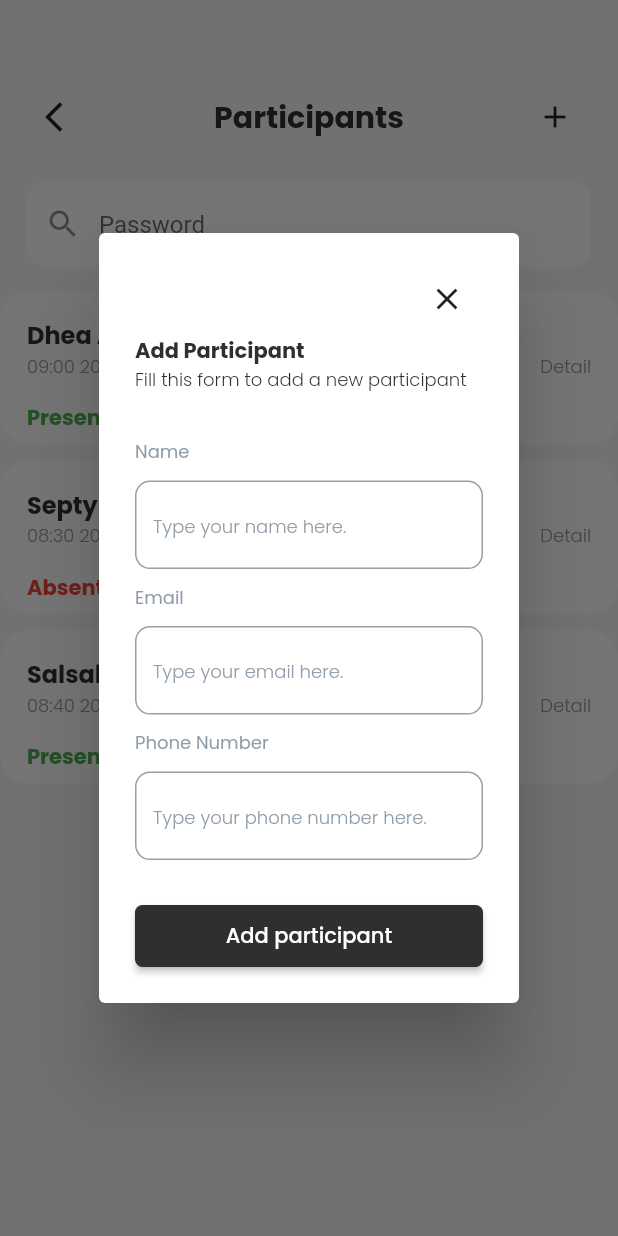
After one commit to Azizalfauzi/netta_app_redev, a Flutter app: the screen it shows after launch, after a tap on the "add" icon, on a phone screen of 412 x 824 dp. The commit adds this screen. Run offline on Flutter 3.47's test engine with Material 2 defaults, Android fonts, the phone set to English and light mode, and no system bars; our stand-ins replace another_flushbar, flutter_speed_dial, google_fonts, introduction_screen.

Commit message:
fixing participant page fixing with dynamic form handle input in form add init scan page and setting page

```diff
--- a/lib/main.dart
+++ b/lib/main.dart
@@ -23,7 +23,7 @@ class MyApp extends StatelessWidget {
       theme: ThemeData(
         primarySwatch: Colors.amber,
       ),
-      home: const DashboardPage(),
+      home: const ParticipantPage(),
     );
   }
 }
--- a/lib/model/dummy_participant.dart
+++ b/lib/model/dummy_participant.dart
@@ -3,12 +3,24 @@ class DummyParticipant {
   final String name;
   final String datetime;
   final String status;
+  final String phone;
+  final String eventCode;
 
-  DummyParticipant(this.id, this.name, this.datetime, this.status);
+  DummyParticipant(
+    this.id,
+    this.name,
+    this.datetime,
+    this.status,
+    this.phone,
+    this.eventCode,
+  );
 }
 
 List<DummyParticipant> mockParticipant = [
-  DummyParticipant(1, 'Dhea Ardina', '09:00 20/07/2022', "Present"),
-  DummyParticipant(2, 'Septy Rahmadilha Iqmawan', '08:30 20/07/2022', 'Abent'),
-  DummyParticipant(3, 'Salsabila Anza Salasa', '08:40 20/07/2022', 'Present'),
+  DummyParticipant(
+      1, 'Dhea Ardina', '09:00 20/07/2022', "Present", "082334556441", "AA123"),
+  DummyParticipant(2, 'Septy Rahmadilha Iqmawan', '08:30 20/07/2022', 'Absent',
+      "08231213131", "AA124"),
+  DummyParticipant(3, 'Salsabila Anza Salasa', '08:40 20/07/2022', 'Present',
+      "082316751212", "AA125"),
 ];
--- a/lib/views/pages/dashboard_page.dart
+++ b/lib/views/pages/dashboard_page.dart
@@ -173,6 +173,7 @@ class _DashboardPageState extends State<DashboardPage> {
                               name: e.name,
                               datetime: e.datetime,
                               status: e.status,
+                              onTap: () {},
                             ),
                           ),
                         )
--- a/lib/views/pages/pages.dart
+++ b/lib/views/pages/pages.dart
@@ -11,3 +11,6 @@ part 'dashboard_page.dart';
 part 'login_page.dart';
 part 'onboarding_page.dart';
 part 'splashsrceen_page.dart';
+part 'participant_page.dart';
+part 'scan_page.dart';
+part 'setting_page.dart';
--- /dev/null
+++ b/lib/views/pages/participant_page.dart
@@ -0,0 +1,539 @@
+part of 'pages.dart';
+
+class ParticipantPage extends StatefulWidget {
+  const ParticipantPage({super.key});
+
+  @override
+  State<ParticipantPage> createState() => _ParticipantPageState();
+}
+
+class _ParticipantPageState extends State<ParticipantPage> {
+  // not a GlobalKey<MyCustomFormState>.
+  final _formKey = GlobalKey<FormState>();
+  // init var form
+  String name = '';
+  String email = '';
+  String phone = '';
+
+  Future<void> _codeDialog(
+    String name,
+    String phone,
+    String eventCode,
+  ) async {
+    final ButtonStyle style = ElevatedButton.styleFrom(
+      shape: RoundedRectangleBorder(
+        borderRadius: BorderRadius.circular(5.0),
+      ),
+      backgroundColor: kPrimaryColor,
+    );
+    return showDialog<void>(
+      context: context,
+      barrierDismissible: false, // user must tap button!
+      builder: (BuildContext context) {
+        return AlertDialog(
+          content: SingleChildScrollView(
+            child: ListBody(
+              children: [
+                Align(
+                  alignment: Alignment.topRight,
+                  child: IconButton(
+                    onPressed: () {
+                      Navigator.of(context).pop();
+                    },
+                    icon: const Icon(
+                      Icons.close,
+                    ),
+                  ),
+                ),
+                Text(
+                  name,
+                  style: blackTextStyleInter.copyWith(
+                    fontWeight: bold,
+                    fontSize: 16,
+                  ),
+                ),
+                SizedBox(
+                  width: double.infinity,
+                  height: MediaQuery.of(context).size.height / 3.5,
+                  child: Center(
+                    child: Container(
+                      width: MediaQuery.of(context).size.width / 3,
+                      height: MediaQuery.of(context).size.height / 5,
+                      decoration: const BoxDecoration(
+                        image: DecorationImage(
+                          image: AssetImage(
+                            'assets/images/ic_barcode.png',
+                          ),
+                        ),
+                      ),
+                    ),
+                  ),
+                ),
+                Row(
+                  children: [
+                    SizedBox(
+                      width: MediaQuery.of(context).size.width / 4,
+                      child: Text(
+                        'Phone number',
+                        style: blackTextStyleInter.copyWith(
+                          fontWeight: regular,
+                          fontSize: 12,
+                        ),
+                      ),
+                    ),
+                    Expanded(
+                      child: Text(
+                        ': $phone',
+                        style: blackTextStyleInter.copyWith(
+                          fontWeight: regular,
+                          fontSize: 12,
+                        ),
+                      ),
+                    ),
+                  ],
+                ),
+                Row(
+                  children: [
+                    SizedBox(
+                      width: MediaQuery.of(context).size.width / 4,
+                      child: Text(
+                        'Event Code',
+                        style: blackTextStyleInter.copyWith(
+                          fontWeight: regular,
+                          fontSize: 12,
+                        ),
+                      ),
+                    ),
+                    Expanded(
+                      child: Text(
+                        ': $eventCode',
+                        style: blackTextStyleInter.copyWith(
+                          fontWeight: regular,
+                          fontSize: 12,
+                        ),
+                      ),
+                    ),
+                  ],
+                ),
+                Container(
+                  height: MediaQuery.of(context).size.height / 22,
+                  width: double.infinity,
+                  margin: const EdgeInsets.only(
+                    top: 20,
+                  ),
+                  child: ElevatedButton(
+                    style: style,
+                    onPressed: () {},
+                    child: Text(
+                      'Share',
+                      style: whiteTextStyleInter,
+                    ),
+                  ),
+                ),
+              ],
+            ),
+          ),
+        );
+      },
+    );
+  }
+
+  Future<void> _addPartipantDialog() async {
+    final ButtonStyle style = ElevatedButton.styleFrom(
+      shape: RoundedRectangleBorder(
+        borderRadius: BorderRadius.circular(5.0),
+      ),
+      backgroundColor: kPrimaryColor,
+    );
+    return showDialog<void>(
+      context: context,
+      barrierDismissible: false, // user must tap button!
+      builder: (BuildContext context) {
+        return AlertDialog(
+          content: SingleChildScrollView(
+            child: Form(
+              key: _formKey,
+              child: ListBody(
+                children: [
+                  Align(
+                    alignment: Alignment.topRight,
+                    child: IconButton(
+                      onPressed: () {
+                        Navigator.of(context).pop();
+                      },
+                      icon: const Icon(
+                        Icons.close,
+                      ),
+                    ),
+                  ),
+                  Text(
+                    'Add Participant',
+                    style: blackTextStyleInter.copyWith(
+                        fontWeight: bold, fontSize: 14),
+                  ),
+                  Text(
+                    'Fill this form to add a new participant',
+                    style: blackTextStyleInter.copyWith(
+                        fontWeight: light, fontSize: 12),
+                  ),
+                  // name form
+                  const SizedBox(
+                    height: 30,
+                  ),
+                  Text(
+                    'Name',
+                    style: greyTextStyleInter.copyWith(
+                        fontWeight: regular, fontSize: 12),
+                  ),
+                  const SizedBox(
+                    height: 10,
+                  ),
+                  TextFormField(
+                    decoration: InputDecoration(
+                      focusedBorder: OutlineInputBorder(
+                        borderSide: const BorderSide(
+                          color: Colors.black,
+                          width: 2.5,
+                        ),
+                        borderRadius: BorderRadius.circular(20),
+                      ),
+                      enabledBorder: OutlineInputBorder(
+                        borderSide: const BorderSide(
+                          color: Colors.grey,
+                        ),
+                        borderRadius: BorderRadius.circular(10),
+                      ),
+                      focusedErrorBorder: OutlineInputBorder(
+                        borderSide: const BorderSide(
+                          color: Colors.black,
+                          width: 2.5,
+                        ),
+                        borderRadius: BorderRadius.circular(20),
+                      ),
+                      errorBorder: OutlineInputBorder(
+                        borderSide: const BorderSide(
+                          color: Colors.red,
+                          width: 2.5,
+                        ),
+                        borderRadius: BorderRadius.circular(10),
+                      ),
+                      hintText: 'Type your name here. ',
+                      hintStyle: greyTextStyleInter.copyWith(
+                        fontSize: 12,
+                        fontWeight: light,
+                      ),
+                    ),
+                    // The validator receives the text that the user has entered.
+                    validator: (value) {
+                      if (value == null || value.isEmpty) {
+                        return 'Please enter some name!';
+                      }
+                      return null;
+                    },
+                    onSaved: (value) {
+                      setState(() {
+                        name = value!;
+                      });
+                    },
+                  ),
+                  // email form
+                  const SizedBox(
+                    height: 10,
+                  ),
+                  Text(
+                    'Email',
+                    style: greyTextStyleInter.copyWith(
+                        fontWeight: regular, fontSize: 12),
+                  ),
+                  const SizedBox(
+                    height: 10,
+                  ),
+                  TextFormField(
+                    decoration: InputDecoration(
+                      focusedBorder: OutlineInputBorder(
+                        borderSide: const BorderSide(
+                          color: Colors.black,
+                          width: 2.5,
+                        ),
+                        borderRadius: BorderRadius.circular(20),
+                      ),
+                      enabledBorder: OutlineInputBorder(
+                        borderSide: const BorderSide(
+                          color: Colors.grey,
+                        ),
+                        borderRadius: BorderRadius.circular(10),
+                      ),
+                      focusedErrorBorder: OutlineInputBorder(
+                        borderSide: const BorderSide(
+                          color: Colors.black,
+                          width: 2.5,
+                        ),
+                        borderRadius: BorderRadius.circular(20),
+                      ),
+                      errorBorder: OutlineInputBorder(
+                        borderSide: const BorderSide(
+                          color: Colors.red,
+                          width: 2.5,
+                        ),
+                        borderRadius: BorderRadius.circular(10),
+                      ),
+                      hintText: 'Type your email here. ',
+                      hintStyle: greyTextStyleInter.copyWith(
+                        fontSize: 12,
+                        fontWeight: light,
+                      ),
+                    ),
+                    // The validator receives the text that the user has entered.
+                    validator: (value) {
+                      if (value == null || value.isEmpty) {
+                        return 'Please enter some email!';
+                      }
+                      return null;
+                    },
+                    onSaved: (value) {
+                      setState(() {
+                        email = value!;
+                      });
+                    },
+                  ),
+                  // phone form
+                  const SizedBox(
+                    height: 10,
+                  ),
+                  Text(
+                    'Phone Number',
+                    style: greyTextStyleInter.copyWith(
+                        fontWeight: regular, fontSize: 12),
+                  ),
+                  const SizedBox(
+                    height: 10,
+                  ),
+                  TextFormField(
+                    keyboardType: TextInputType.number,
+                    decoration: InputDecoration(
+                      focusedBorder: OutlineInputBorder(
+                        borderSide: const BorderSide(
+                          color: Colors.black,
+                          width: 2.5,
+                        ),
+                        borderRadius: BorderRadius.circular(20),
+                      ),
+                      enabledBorder: OutlineInputBorder(
+                        borderSide: const BorderSide(
+                          color: Colors.grey,
+                        ),
+                        borderRadius: BorderRadius.circular(10),
+                      ),
+                      focusedErrorBorder: OutlineInputBorder(
+                        borderSide: const BorderSide(
+                          color: Colors.black,
+                          width: 2.5,
+                        ),
+                        borderRadius: BorderRadius.circular(20),
+                      ),
+                      errorBorder: OutlineInputBorder(
+                        borderSide: const BorderSide(
+                          color: Colors.red,
+                          width: 2.5,
+                        ),
+                        borderRadius: BorderRadius.circular(10),
+                      ),
+                      hintText: 'Type your phone number here. ',
+                      hintStyle: greyTextStyleInter.copyWith(
+                        fontSize: 12,
+                        fontWeight: light,
+                      ),
+                    ),
+                    // The validator receives the text that the user has entered.
+                    validator: (value) {
+                      if (value == null || value.isEmpty) {
+                        return 'Please enter some phone number!';
+                      }
+                      return null;
+                    },
+                    onSaved: (value) {
+                      setState(() {
+                        phone = value!;
+                      });
+                    },
+                  ),
+                  const SizedBox(
+                    height: 10,
+                  ),
+                  Container(
+                    height: MediaQuery.of(context).size.height / 20,
+                    width: double.infinity,
+                    margin: const EdgeInsets.only(
+                      top: 20,
+                    ),
+                    child: ElevatedButton(
+                      style: style,
+                      onPressed: () {
+                        if (_formKey.currentState!.validate()) {
+                          _formKey.currentState!.save();
+                          Navigator.pop(context);
+                          Flushbar(
+                            duration: const Duration(milliseconds: 2000),
+                            flushbarPosition: FlushbarPosition.TOP,
+                            backgroundColor: Colors.green,
+                            titleText: Text(
+                              'Add Participant success 😄',
+                              style: whiteTextStyleInter.copyWith(
+                                  fontWeight: bold),
+                            ),
+                            messageText: Text(
+                              'Berhasil menambahkan participant :',
+                              style: whiteTextStyleInter,
+                            ),
+                          ).show(context);
+                        } else {
+                          Flushbar(
+                            duration: const Duration(milliseconds: 3000),
+                            flushbarPosition: FlushbarPosition.TOP,
+                            backgroundColor: Colors.red,
+                            titleText: Text(
+                              'Add participant failed 😞',
+                              style: whiteTextStyleInter.copyWith(
+                                  fontWeight: bold),
+                            ),
+                            messageText: Text(
+                              'Terdapat form kosong',
+                              style: whiteTextStyleInter,
+                            ),
+                          ).show(context);
+                        }
+                      },
+                      child: Text(
+                        'Add participant',
+                        style: whiteTextStyleInter,
+                      ),
+                    ),
+                  ),
+                ],
+              ),
+            ),
+          ),
+        );
+      },
+    );
+  }
+
+  Widget _headerParticipant() {
+    return Padding(
+      padding: const EdgeInsets.only(
+        left: defaultMargin,
+        right: defaultMargin,
+        top: defaultMargin * 3,
+      ),
+      child: SizedBox(
+        width: double.infinity,
+        height: MediaQuery.of(context).size.height / 5.9,
+        child: Column(
+          children: [
+            Row(
+              mainAxisAlignment: MainAxisAlignment.spaceBetween,
+              children: [
+                IconButton(
+                  onPressed: () {},
+                  icon: const Icon(
+                    Icons.arrow_back_ios,
+                  ),
+                ),
+                Text(
+                  'Participants',
+                  style: blackTextStyleInter.copyWith(
+                    fontSize: 20,
+                    fontWeight: bold,
+                  ),
+                ),
+                IconButton(
+                  onPressed: () {
+                    _addPartipantDialog();
+                  },
+                  icon: const Icon(
+                    Icons.add,
+                  ),
+                ),
+              ],
+            ),
+            Padding(
+              padding: const EdgeInsets.only(
+                top: defaultMargin,
+                bottom: defaultMargin,
+              ),
+              child: TextField(
+                obscureText: true,
+                decoration: InputDecoration(
+                  filled: true,
+                  fillColor: Colors.white,
+                  prefixIcon: const Icon(
+                    Icons.search,
+                  ),
+                  focusedBorder: OutlineInputBorder(
+                    borderSide:
+                        const BorderSide(color: Colors.orange, width: 2.0),
+                    borderRadius: BorderRadius.circular(15.0),
+                  ),
+                  enabledBorder: OutlineInputBorder(
+                    borderSide:
+                        const BorderSide(color: Colors.white, width: 2.0),
+                    borderRadius: BorderRadius.circular(15.0),
+                  ),
+                  hintText: 'Password',
+                ),
+              ),
+            )
+          ],
+        ),
+      ),
+    );
+  }
+
+  Widget _contentParticipant() {
+    return SizedBox(
+      width: double.infinity,
+      height: MediaQuery.of(context).size.height / 1.5,
+      child: ListView(
+        scrollDirection: Axis.vertical,
+        children: [
+          Column(
+            children: mockParticipant
+                .map(
+                  (e) => Padding(
+                    padding: EdgeInsets.only(top: e.id == 1 ? 0 : 10),
+                    child: CardParticipantWidget(
+                      name: e.name,
+                      datetime: e.datetime,
+                      status: e.status,
+                      onTap: () {
+                        _codeDialog(
+                          e.name,
+                          e.phone,
+                          e.eventCode,
+                        );
+                      },
+                    ),
+                  ),
+                )
+                .toList(),
+          )
+        ],
+      ),
+    );
+  }
+
+  @override
+  Widget build(BuildContext context) {
+    return Scaffold(
+      backgroundColor: const Color(0xffF6F6F6),
+      body: SingleChildScrollView(
+        child: Column(
+          children: [
+            _headerParticipant(),
+            _contentParticipant(),
+          ],
+        ),
+      ),
+    );
+  }
+}
--- a/lib/views/widget/card_participant_widget.dart
+++ b/lib/views/widget/card_participant_widget.dart
@@ -4,11 +4,13 @@ class CardParticipantWidget extends StatelessWidget {
   final String name;
   final String datetime;
   final String status;
+  final Function onTap;
   const CardParticipantWidget({
     super.key,
     required this.name,
     required this.datetime,
     required this.status,
+    required this.onTap,
   });
 
   @override
@@ -46,11 +48,16 @@ class CardParticipantWidget extends StatelessWidget {
                     fontWeight: light,
                   ),
                 ),
-                Text(
-                  'Detail',
-                  style: greyTextStyleInter.copyWith(
-                    fontSize: 12,
-                    fontWeight: light,
+                GestureDetector(
+                  onTap: () {
+                    onTap();
+                  },
+                  child: Text(
+                    'Detail',
+                    style: greyTextStyleInter.copyWith(
+                      fontSize: 12,
+                      fontWeight: light,
+                    ),
                   ),
                 ),
               ],
```
Also changed, not shown: lib/views/pages/scan_page.dart (added, +21 -0 lines), lib/views/pages/setting_page.dart (added, +21 -0 lines).
